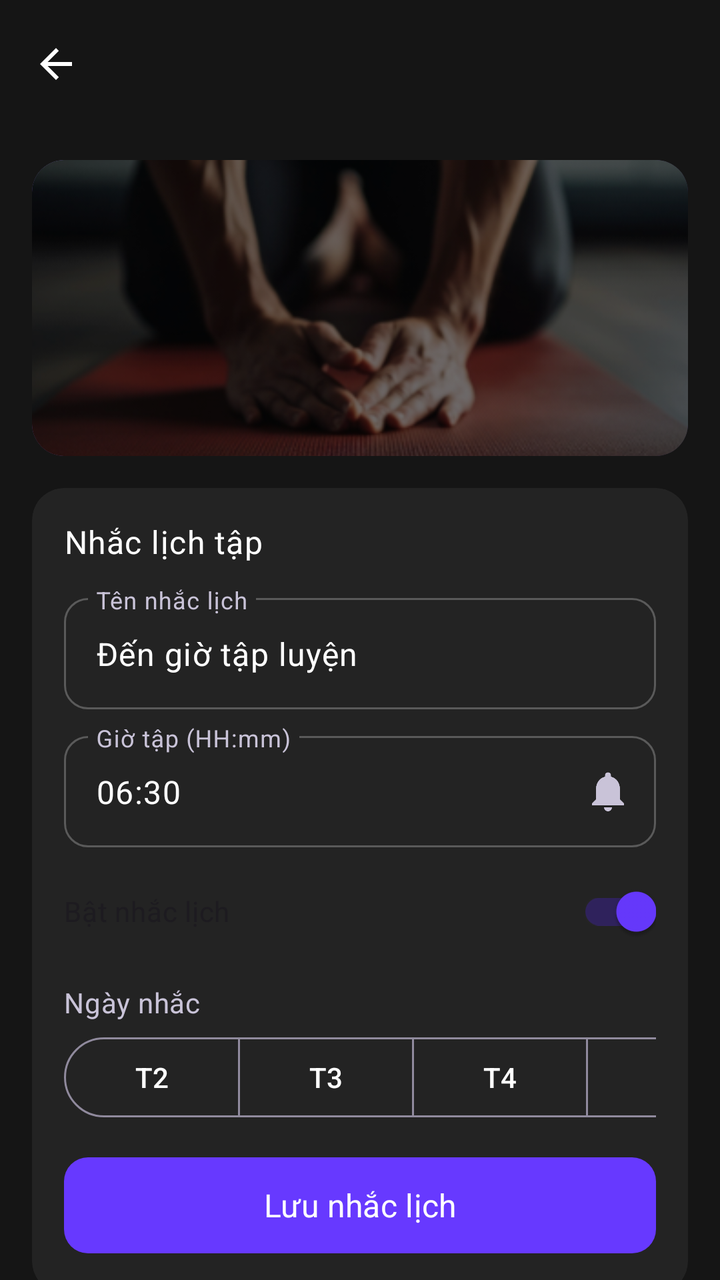
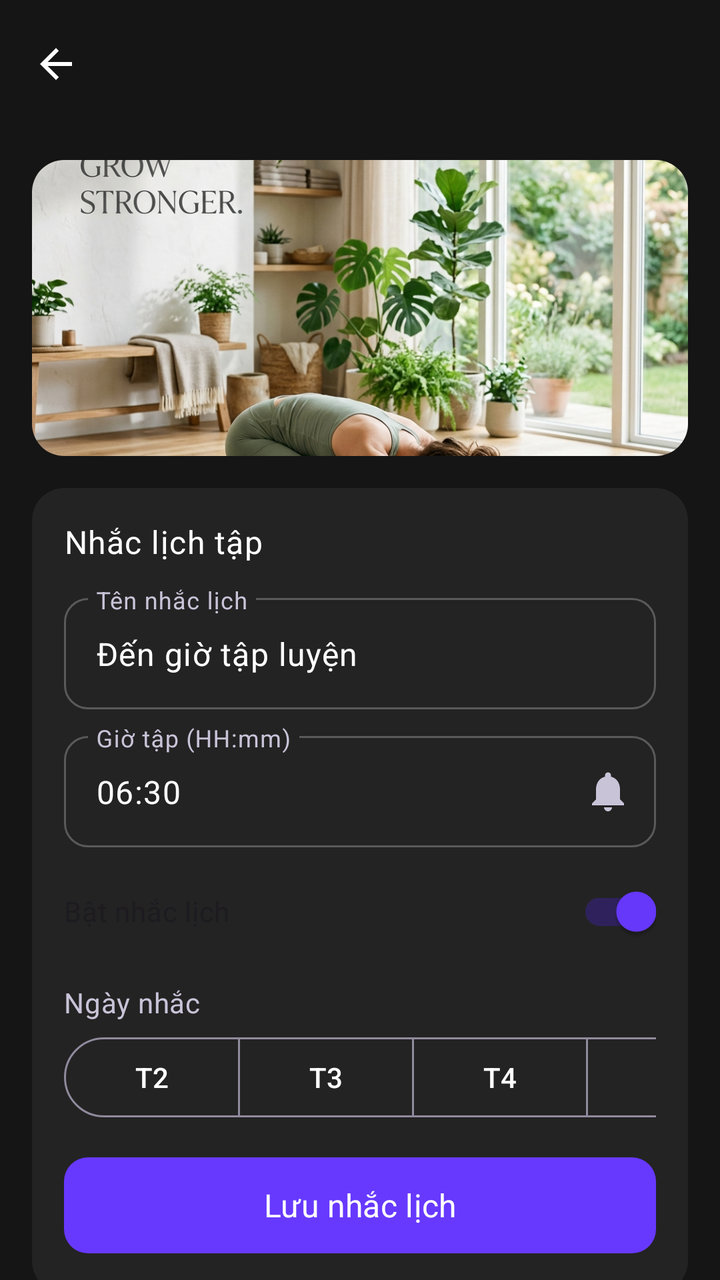

Before-and-after screenshots of an Android layout around one commit, followed by the original layout XML and the change that was made.
<!-- AndroidManifest.xml: application theme Theme.SmartGymAI -->
<!-- res/layout/fragment_wellness.xml -->
<?xml version="1.0" encoding="utf-8"?>
<FrameLayout xmlns:android="http://schemas.android.com/apk/res/android"
    xmlns:app="http://schemas.android.com/apk/res-auto"
    android:layout_width="match_parent"
    android:layout_height="match_parent"
    android:background="@color/background">

    <LinearLayout
        android:layout_width="match_parent"
        android:layout_height="match_parent"
        android:orientation="vertical">

        <com.google.android.material.appbar.MaterialToolbar
            android:id="@+id/toolbar"
            android:layout_width="match_parent"
            android:layout_height="?attr/actionBarSize"
            android:background="@color/background"
            android:title="@string/wellness_title"
            app:navigationContentDescription="@string/action_back"
            app:navigationIcon="@drawable/ic_arrow_back"
            app:titleTextColor="@color/on_background" />

        <androidx.core.widget.NestedScrollView
            android:id="@+id/scroll_view"
            android:layout_width="match_parent"
            android:layout_height="0dp"
            android:clipToPadding="false"
            android:paddingBottom="@dimen/spacing_xl"
            android:layout_weight="1">

            <LinearLayout
                android:layout_width="match_parent"
                android:layout_height="wrap_content"
                android:orientation="vertical"
                android:padding="@dimen/spacing_lg">

                <ImageView
                    android:layout_width="match_parent"
                    android:layout_height="148dp"
                    android:layout_marginBottom="@dimen/spacing_lg"
                    android:background="@drawable/bg_onboarding_hero"
                    android:clipToOutline="true"
                    android:contentDescription="@null"
                    android:importantForAccessibility="no"
                    android:scaleType="centerCrop"
                    android:src="@drawable/img_hero_wellness" />

                <androidx.cardview.widget.CardView
                    style="@style/Widget.SmartGym.Card"
                    android:layout_width="match_parent"
                    android:layout_height="wrap_content">

                    <LinearLayout
                        android:layout_width="match_parent"
                        android:layout_height="wrap_content"
                        android:orientation="vertical"
                        android:padding="@dimen/spacing_lg">

                        <TextView
                            android:layout_width="match_parent"
                            android:layout_height="wrap_content"
                            android:text="@string/wellness_reminder_title"
                            android:textAppearance="@style/TextStyle.BodyBold" />

                        <com.google.android.material.textfield.TextInputLayout
                            android:id="@+id/til_reminder_title"
                            style="@style/Widget.SmartGym.TextField"
                            android:layout_width="match_parent"
                            android:layout_height="wrap_content"
                            android:layout_marginTop="@dimen/spacing_md"
                            android:hint="@string/wellness_reminder_name_hint">

                            <com.google.android.material.textfield.TextInputEditText
                                android:id="@+id/et_reminder_title"
                                android:layout_width="match_parent"
                                android:layout_height="wrap_content"
                                android:inputType="text"
                                android:maxLength="80"
                                android:text="@string/wellness_default_reminder"
                                android:textColor="@color/on_surface" />
                        </com.google.android.material.textfield.TextInputLayout>

                        <com.google.android.material.textfield.TextInputLayout
                            android:id="@+id/til_reminder_time"
                            style="@style/Widget.SmartGym.TextField"
                            android:layout_width="match_parent"
                            android:layout_height="wrap_content"
                            android:layout_marginTop="@dimen/spacing_sm"
                            android:hint="@string/wellness_reminder_time_hint"
                            app:endIconContentDescription="@string/wellness_pick_time"
                            app:endIconDrawable="@drawable/ic_notification_bell"
                            app:endIconMode="custom">

                            <com.google.android.material.textfield.TextInputEditText
                                android:id="@+id/et_reminder_time"
                                android:layout_width="match_parent"
                                android:layout_height="wrap_content"
                                android:clickable="true"
                                android:focusable="false"
                                android:inputType="none"
                                android:text="@string/wellness_default_reminder_time"
                                android:textColor="@color/on_surface" />
                        </com.google.android.material.textfield.TextInputLayout>

                        <com.google.android.material.switchmaterial.SwitchMaterial
                            android:id="@+id/switch_reminder_enabled"
                            android:layout_width="match_parent"
                            android:layout_height="wrap_content"
                            android:layout_marginTop="@dimen/spacing_sm"
                            android:checked="true"
                            android:text="@string/wellness_reminder_enabled" />

                        <TextView
                            android:id="@+id/tv_reminder_days_label"
                            android:layout_width="match_parent"
                            android:layout_height="wrap_content"
                            android:layout_marginTop="@dimen/spacing_md"
                            android:text="@string/wellness_reminder_days"
                            android:textAppearance="@style/TextStyle.BodyBase" />

                        <HorizontalScrollView
                            android:layout_width="match_parent"
                            android:layout_height="wrap_content"
                            android:layout_marginTop="@dimen/spacing_xs"
                            android:scrollbars="none">

                            <com.google.android.material.button.MaterialButtonToggleGroup
                                android:id="@+id/toggle_reminder_days"
                                android:layout_width="wrap_content"
                                android:layout_height="wrap_content"
                                app:selectionRequired="false"
                                app:singleSelection="false">

                                <com.google.android.material.button.MaterialButton
                                    android:id="@+id/btn_day_mon"
                                    style="@style/Widget.Material3.Button.OutlinedButton"
                                    android:layout_width="wrap_content"
                                    android:layout_height="48dp"
                                    android:text="@string/day_monday_short" />

                                <com.google.android.material.button.MaterialButton
                                    android:id="@+id/btn_day_tue"
                                    style="@style/Widget.Material3.Button.OutlinedButton"
                                    android:layout_width="wrap_content"
                                    android:layout_height="48dp"
                                    android:text="@string/day_tuesday_short" />

                                <com.google.android.material.button.MaterialButton
                                    android:id="@+id/btn_day_wed"
                                    style="@style/Widget.Material3.Button.OutlinedButton"
                                    android:layout_width="wrap_content"
                                    android:layout_height="48dp"
                                    android:text="@string/day_wednesday_short" />

                                <com.google.android.material.button.MaterialButton
                                    android:id="@+id/btn_day_thu"
                                    style="@style/Widget.Material3.Button.OutlinedButton"
                                    android:layout_width="wrap_content"
                                    android:layout_height="48dp"
                                    android:text="@string/day_thursday_short" />

                                <com.google.android.material.button.MaterialButton
                                    android:id="@+id/btn_day_fri"
                                    style="@style/Widget.Material3.Button.OutlinedButton"
                                    android:layout_width="wrap_content"
                                    android:layout_height="48dp"
                                    android:text="@string/day_friday_short" />

                                <com.google.android.material.button.MaterialButton
                                    android:id="@+id/btn_day_sat"
                                    style="@style/Widget.Material3.Button.OutlinedButton"
                                    android:layout_width="wrap_content"
                                    android:layout_height="48dp"
                                    android:text="@string/day_saturday_short" />

                                <com.google.android.material.button.MaterialButton
                                    android:id="@+id/btn_day_sun"
                                    style="@style/Widget.Material3.Button.OutlinedButton"
                                    android:layout_width="wrap_content"
                                    android:layout_height="48dp"
                                    android:text="@string/day_sunday_short" />
                            </com.google.android.material.button.MaterialButtonToggleGroup>
                        </HorizontalScrollView>

                        <TextView
                            android:id="@+id/tv_reminder_days_error"
                            android:layout_width="match_parent"
                            android:layout_height="wrap_content"
                            android:layout_marginTop="@dimen/spacing_xs"
                            android:textAppearance="@style/TextStyle.BodyBase"
                            android:textColor="@color/error"
                            android:visibility="gone" />

                        <com.google.android.material.button.MaterialButton
                            android:id="@+id/btn_save_reminder"
                            style="@style/Widget.SmartGym.Button.Primary"
                            android:layout_width="match_parent"
                            android:layout_height="@dimen/button_height"
                            android:layout_marginTop="@dimen/spacing_md"
                            android:text="@string/wellness_save_reminder" />
                    </LinearLayout>
                </androidx.cardview.widget.CardView>

                <androidx.cardview.widget.CardView
                    style="@style/Widget.SmartGym.Card"
                    android:layout_width="match_parent"
                    android:layout_height="wrap_content"
                    android:layout_marginTop="@dimen/spacing_lg">

                    <LinearLayout
                        android:layout_width="match_parent"
                        android:layout_height="wrap_content"
                        android:orientation="vertical"
                        android:padding="@dimen/spacing_lg">

                        <TextView
                            android:layout_width="match_parent"
                            android:layout_height="wrap_content"
                            android:text="@string/wellness_injury_title"
                            android:textAppearance="@style/TextStyle.BodyBold" />

                        <TextView
                            android:layout_width="match_parent"
                            android:layout_height="wrap_content"
                            android:layout_marginTop="@dimen/spacing_xs"
                            android:text="@string/wellness_injury_subtitle"
                            android:textAppearance="@style/TextStyle.BodyBase" />

                        <TextView
                            android:layout_width="match_parent"
                            android:layout_height="wrap_content"
                            android:layout_marginTop="@dimen/spacing_xs"
                            android:text="@string/wellness_injury_safety_note"
                            android:textAppearance="@style/TextStyle.BodyBase"
                            android:textColor="@color/warning" />

                        <com.google.android.material.checkbox.MaterialCheckBox
                            android:id="@+id/cb_knee"
                            android:layout_width="match_parent"
                            android:layout_height="wrap_content"
                            android:layout_marginTop="@dimen/spacing_sm"
                            android:text="@string/wellness_knee" />

                        <com.google.android.material.checkbox.MaterialCheckBox
                            android:id="@+id/cb_shoulder"
                            android:layout_width="match_parent"
                            android:layout_height="wrap_content"
                            android:text="@string/wellness_shoulder" />

                        <com.google.android.material.checkbox.MaterialCheckBox
                            android:id="@+id/cb_back"
                            android:layout_width="match_parent"
                            android:layout_height="wrap_content"
                            android:text="@string/wellness_back" />

                        <com.google.android.material.textfield.TextInputLayout
                            android:id="@+id/til_injury_notes"
                            style="@style/Widget.SmartGym.TextField"
                            android:layout_width="match_parent"
                            android:layout_height="wrap_content"
                            android:layout_marginTop="@dimen/spacing_sm"
                            android:hint="@string/wellness_injury_notes_hint">

                            <com.google.android.material.textfield.TextInputEditText
                                android:id="@+id/et_injury_notes"
                                android:layout_width="match_parent"
                                android:layout_height="wrap_content"
                                android:inputType="textMultiLine"
                                android:maxLength="500"
                                android:maxLines="3"
                                android:textColor="@color/on_surface" />
                        </com.google.android.material.textfield.TextInputLayout>

                        <com.google.android.material.button.MaterialButton
                            android:id="@+id/btn_save_injury_profile"
                            style="@style/Widget.SmartGym.Button.Outline"
                            android:layout_width="match_parent"
                            android:layout_height="@dimen/button_height"
                            android:layout_marginTop="@dimen/spacing_md"
                            android:text="@string/wellness_save_injury" />
                    </LinearLayout>
                </androidx.cardview.widget.CardView>

                <TextView
                    android:layout_width="match_parent"
                    android:layout_height="wrap_content"
                    android:layout_marginTop="@dimen/spacing_xl"
                    android:text="@string/wellness_challenges"
                    android:textAppearance="@style/TextStyle.BodyBold" />

                <androidx.recyclerview.widget.RecyclerView
                    android:id="@+id/rv_challenges"
                    android:layout_width="match_parent"
                    android:layout_height="wrap_content"
                    android:layout_marginTop="@dimen/spacing_md"
                    android:nestedScrollingEnabled="false" />
            </LinearLayout>
        </androidx.core.widget.NestedScrollView>
    </LinearLayout>

    <ProgressBar
        android:id="@+id/progress_bar"
        android:layout_width="wrap_content"
        android:layout_height="wrap_content"
        android:layout_gravity="center"
        android:contentDescription="@string/ai_loading"
        android:indeterminateTint="@color/primary"
        android:visibility="gone" />
</FrameLayout>
<!-- resources referenced by this layout -->
<resources>
  <color name="background">#FF151515</color>
  <color name="error">#FFFF6B6B</color>
  <color name="on_background">#FFFFFFFF</color>
  <color name="on_surface">#FFFFFFFF</color>
  <color name="primary">#FF6739FF</color>
  <color name="warning">#FFFFD24A</color>
  <dimen name="button_height">56dp</dimen>
  <dimen name="spacing_lg">16dp</dimen>
  <dimen name="spacing_md">12dp</dimen>
  <dimen name="spacing_sm">8dp</dimen>
  <dimen name="spacing_xl">24dp</dimen>
  <dimen name="spacing_xs">4dp</dimen>
  <!-- drawable bg_onboarding_hero (drawable) -->
  <?xml version="1.0" encoding="utf-8"?>
  <shape xmlns:android="http://schemas.android.com/apk/res/android">
      <corners android:radius="@dimen/radius_lg" />
      <gradient
          android:angle="135"
          android:endColor="@color/secondary"
          android:startColor="@color/primary_container" />
  </shape>
  <!-- drawable img_hero_wellness: png bitmap (drawable-nodpi, 129447 bytes) -->
  <string name="action_back">Quay lại</string>
  <string name="ai_loading">Đang tải…</string>
  <string name="day_friday_short">T6</string>
  <string name="day_monday_short">T2</string>
  <string name="day_saturday_short">T7</string>
  <string name="day_sunday_short">CN</string>
  <string name="day_thursday_short">T5</string>
  <string name="day_tuesday_short">T3</string>
  <string name="day_wednesday_short">T4</string>
  <style name="Theme.SmartGymAI" parent="Theme.Material3.DayNight.NoActionBar">
          
          <item name="colorPrimary">@color/primary</item>
          <item name="colorOnPrimary">@color/on_primary</item>
          <item name="colorPrimaryContainer">@color/primary_container</item>
          <item name="colorOnPrimaryContainer">@color/on_primary_container</item>
  
          
          <item name="colorSecondary">@color/secondary</item>
          <item name="colorOnSecondary">@color/on_secondary</item>
          <item name="colorSecondaryContainer">@color/secondary_container</item>
          <item name="colorOnSecondaryContainer">@color/on_secondary_container</item>
  
          
          <item name="colorTertiary">@color/tertiary</item>
          <item name="colorOnTertiary">@color/on_tertiary</item>
  
          
          <item name="colorError">@color/error</item>
          <item name="colorOnError">@color/on_error</item>
          <item name="colorErrorContainer">@color/error_container</item>
          <item name="colorOnErrorContainer">@color/on_error_container</item>
  
          
          <item name="android:colorBackground">@color/background</item>
          <item name="colorOnBackground">@color/on_background</item>
          <item name="colorSurface">@color/surface</item>
          <item name="colorOnSurface">@color/on_surface</item>
          <item name="colorSurfaceVariant">@color/surface_variant</item>
          <item name="colorOnSurfaceVariant">@color/on_surface_variant</item>
          <item name="colorSurfaceContainerHigh">@color/surface_container_high</item>
  
          
          <item name="colorOutline">@color/outline</item>
          <item name="colorOutlineVariant">@color/outline_variant</item>
  
          
          <item name="android:statusBarColor">@color/transparent</item>
          <item name="android:navigationBarColor">@color/transparent</item>
          <item name="android:windowLightStatusBar">false</item>
          <item name="android:windowBackground">@color/background</item>
  
          
          <item name="bottomNavigationStyle">@style/Widget.SmartGym.BottomNav</item>
      </style>
  <dimen name="radius_lg">16dp</dimen>
  <color name="secondary">#FF997AFF</color>
  <color name="on_primary">#FFFFFFFF</color>
  <color name="on_secondary">#FFFFFFFF</color>
  <color name="tertiary">#FF34C759</color>
  <color name="on_tertiary">#FF06220D</color>
  <color name="on_error">#FFFFFFFF</color>
  <color name="error_container">#FF522222</color>
  <color name="surface">#FF1B1B1B</color>
  <color name="outline">#FF908A9D</color>
  <color name="outline_variant">#FF4E4859</color>
  <color name="transparent">#00000000</color>
  <!-- unchanged entries left out for length: 38 -->
</resources>

<!-- the commit's change to res/layout/fragment_wellness.xml (unified diff, before → after) -->
@@ -2,8 +2,7 @@
 <FrameLayout xmlns:android="http://schemas.android.com/apk/res/android"
     xmlns:app="http://schemas.android.com/apk/res-auto"
     android:layout_width="match_parent"
-    android:layout_height="match_parent"
-    android:background="@color/background">
+    android:layout_height="match_parent">
 
     <LinearLayout
         android:layout_width="match_parent"
@@ -34,12 +33,11 @@
                 android:orientation="vertical"
                 android:padding="@dimen/spacing_lg">
 
-                <ImageView
+                <com.google.android.material.imageview.ShapeableImageView
                     android:layout_width="match_parent"
                     android:layout_height="148dp"
                     android:layout_marginBottom="@dimen/spacing_lg"
-                    android:background="@drawable/bg_onboarding_hero"
-                    android:clipToOutline="true"
+                    app:shapeAppearanceOverlay="@style/ShapeAppearance.SmartGym.RoundedHero"
                     android:contentDescription="@null"
                     android:importantForAccessibility="no"
                     android:scaleType="centerCrop"
@@ -96,7 +94,7 @@
                                 android:layout_width="match_parent"
                                 android:layout_height="wrap_content"
                                 android:clickable="true"
-                                android:focusable="false"
+                                android:focusable="true"
                                 android:inputType="none"
                                 android:text="@string/wellness_default_reminder_time"
                                 android:textColor="@color/on_surface" />
<!-- resource entries referenced after the edit -->
@@ -12,16 +12,7 @@
   <dimen name="spacing_sm">8dp</dimen>
   <dimen name="spacing_xl">24dp</dimen>
   <dimen name="spacing_xs">4dp</dimen>
-  <!-- drawable bg_onboarding_hero (drawable) -->
-  <?xml version="1.0" encoding="utf-8"?>
-  <shape xmlns:android="http://schemas.android.com/apk/res/android">
-      <corners android:radius="@dimen/radius_lg" />
-      <gradient
-          android:angle="135"
-          android:endColor="@color/secondary"
-          android:startColor="@color/primary_container" />
-  </shape>
-  <!-- drawable img_hero_wellness: png bitmap (drawable-nodpi, 129447 bytes) -->
+  <!-- drawable img_hero_wellness: png bitmap (drawable-nodpi, 745511 bytes) -->
   <string name="action_back">Quay lại</string>
   <string name="ai_loading">Đang tải…</string>
   <string name="day_friday_short">T6</string>
@@ -31,6 +22,9 @@
   <string name="day_thursday_short">T5</string>
   <string name="day_tuesday_short">T3</string>
   <string name="day_wednesday_short">T4</string>
+  <style name="ShapeAppearance.SmartGym.RoundedHero" parent="ShapeAppearance.Material3.MediumComponent">
+          <item name="cornerSize">@dimen/radius_lg</item>
+      </style>
   <style name="Theme.SmartGymAI" parent="Theme.Material3.DayNight.NoActionBar">
           
           <item name="colorPrimary">@color/primary</item>
@@ -72,6 +66,7 @@
           <item name="android:navigationBarColor">@color/transparent</item>
           <item name="android:windowLightStatusBar">false</item>
           <item name="android:windowBackground">@color/background</item>
+          <item name="android:windowNoTitle">true</item>
   
           
           <item name="bottomNavigationStyle">@style/Widget.SmartGym.BottomNav</item>
